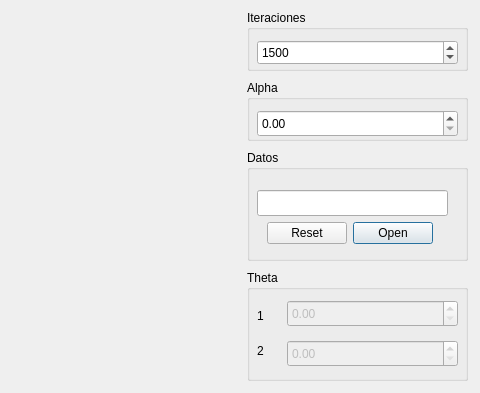
The window that form.ui (roderiix/Tarea2-IA) describes before a commit, drawn with Qt 5; both pictures show x 403 to 883 and y 0 to 393 of the 883 by 600 pixel window.
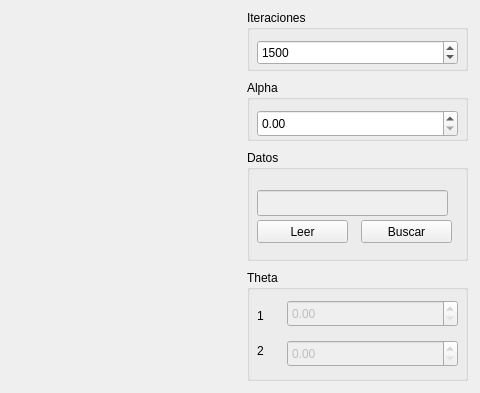
The same window after the commit. Custom widgets are drawn as their Qt base class.

Commit message: lectura de archivo

The edit to the form file:
```diff
--- a/form.ui
+++ b/form.ui
@@ -158,20 +158,10 @@
    <property name="title">
     <string>Datos</string>
    </property>
-   <widget class="QDialogButtonBox" name="file_btn">
-    <property name="geometry">
-     <rect>
-      <x>20</x>
-      <y>70</y>
-      <width>166</width>
-      <height>26</height>
-     </rect>
-    </property>
-    <property name="standardButtons">
-     <set>QDialogButtonBox::Open|QDialogButtonBox::Reset</set>
-    </property>
-   </widget>
    <widget class="QLineEdit" name="file_path">
+    <property name="enabled">
+     <bool>false</bool>
+    </property>
     <property name="geometry">
      <rect>
       <x>10</x>
@@ -179,6 +169,35 @@
       <width>191</width>
       <height>26</height>
      </rect>
+    </property>
+    <property name="frame">
+     <bool>true</bool>
+    </property>
+   </widget>
+   <widget class="QPushButton" name="btn_buscar">
+    <property name="geometry">
+     <rect>
+      <x>114</x>
+      <y>70</y>
+      <width>91</width>
+      <height>23</height>
+     </rect>
+    </property>
+    <property name="text">
+     <string>Buscar</string>
+    </property>
+   </widget>
+   <widget class="QPushButton" name="btn_leerArchivo">
+    <property name="geometry">
+     <rect>
+      <x>10</x>
+      <y>70</y>
+      <width>91</width>
+      <height>23</height>
+     </rect>
+    </property>
+    <property name="text">
+     <string>Leer</string>
     </property>
    </widget>
   </widget>
```
The commit also changes 1 other file.
